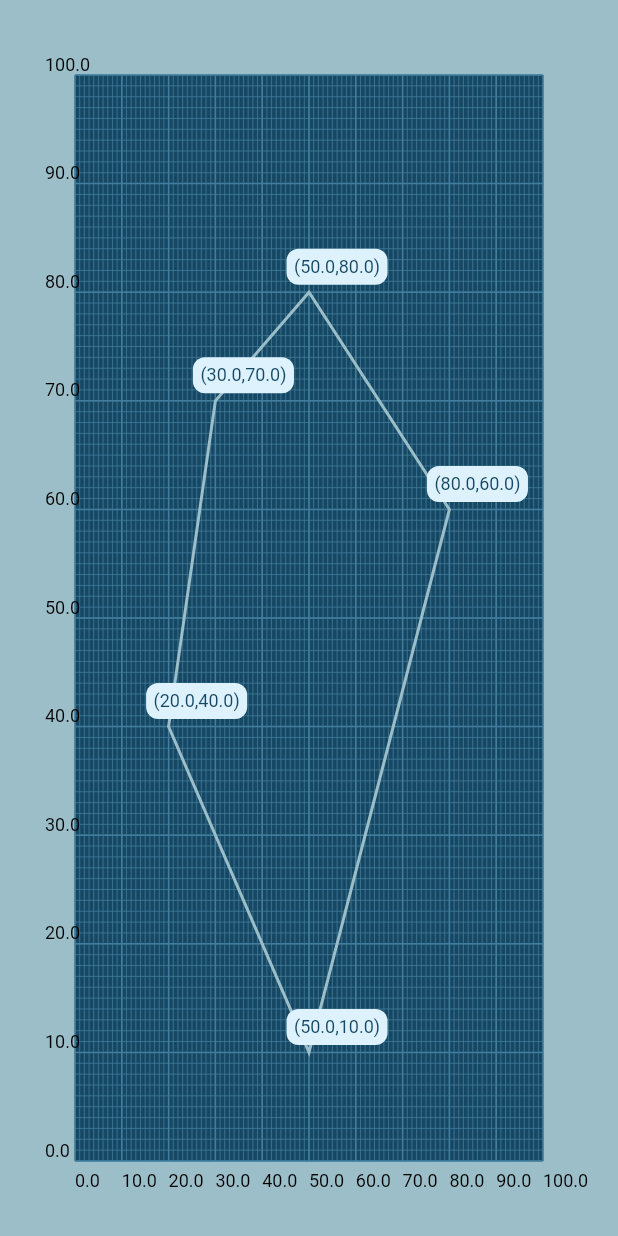
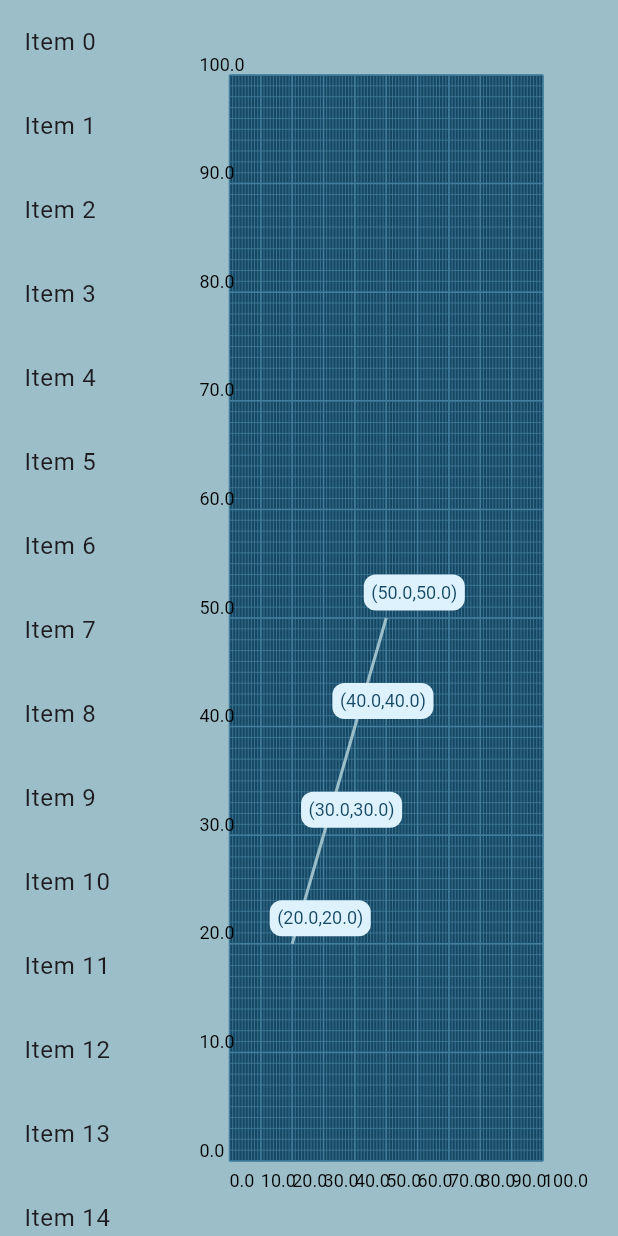
Before and after one commit to jb-is-batman/flutter-grid-graph, a Flutter app: the screen it shows after launch, on a phone screen of 412 x 824 dp. Run offline on Flutter 3.47's test engine with Material 2 defaults, Android fonts, the light colour scheme and no system bars; our stand-ins replace get_it.

Commit message:
Seperated view from business logic & added dependency injection.

```diff
--- /dev/null
+++ b/lib/app/baseview/baseview.dart
@@ -0,0 +1,36 @@
+import 'package:flutter/material.dart';
+import 'package:flutter_grid_graph/app/baseview/baseview_model.dart';
+import 'package:flutter_grid_graph/app/locator.dart';
+import 'package:provider/provider.dart';
+
+
+class BaseView<T extends BaseViewModel> extends StatefulWidget {
+	final Widget Function(BuildContext context, T model, Widget? child) builder;
+	final Function(T)? onModelReady;
+
+	const BaseView({required this.builder, this.onModelReady, Key? key}) : super(key: key);
+
+	@override
+	// ignore: library_private_types_in_public_api
+	_BaseViewState<T> createState() => _BaseViewState<T>();
+}
+
+class _BaseViewState<T extends BaseViewModel> extends State<BaseView<T>> {
+	T model = locator<T>();
+
+	@override
+	void initState() {
+		if (widget.onModelReady != null) {
+			widget.onModelReady!(model);
+		}
+		super.initState();
+	}
+
+	@override
+	Widget build(BuildContext context) {
+		return ChangeNotifierProvider<T>(
+			create: (context) => model,
+			child: Consumer<T>(builder: widget.builder)
+		);
+	}
+}
--- /dev/null
+++ b/lib/app/baseview/baseview_model.dart
@@ -0,0 +1,5 @@
+import 'package:flutter/foundation.dart';
+
+class BaseViewModel extends ChangeNotifier {
+
+}
--- a/lib/main.dart
+++ b/lib/main.dart
@@ -1,7 +1,10 @@
 import 'package:flutter/material.dart';
-import 'package:flutter_grid_graph/views/grid_view.dart';
+import 'package:flutter_grid_graph/app/locator.dart';
+import 'package:flutter_grid_graph/views/grid_view/grid_view.dart';
 
-void main() {
+void main() async {
+  WidgetsFlutterBinding.ensureInitialized();
+  setupLocator();
   runApp(const MyApp());
 }
 
@@ -35,9 +38,29 @@ class _MyHomePageState extends State<MyHomePage> {
 
   @override
   Widget build(BuildContext context) {
+    int _counter = 0;
+    int test = _counter.hashCode;
     return Scaffold(
       backgroundColor: Color.fromRGBO(155, 190, 200, 1),
-      body: GridGraph(points: [[20,40], [30,70], [50,80], [80,60], [50,10]],)
+      body: Row(
+        children: [
+          Expanded(
+            flex: 1,
+            child: ListView.builder(
+              itemCount: 30,
+              itemBuilder: (BuildContext context, int index) {
+                return ListTile(
+                  title: Text('Item $index'),
+                );
+              },
+            ),
+          ),
+          Expanded(
+            flex: 3,
+            child: GridGraph(),
+          ),
+        ],
+      ),
     );
   }
 }
--- /dev/null
+++ b/lib/models/coordinate_model.dart
@@ -0,0 +1,8 @@
+class CoordinateModel {
+
+  double x;
+  double y;
+  String? label;
+
+  CoordinateModel({required this.x, required this.y});
+}
--- a/lib/views/grid_view.dart
+++ b/lib/views/grid_view/grid_view.dart
@@ -5,14 +5,15 @@
 /// The [paint] method is responsible for drawing the grid and points on the canvas.
 /// The [shouldRepaint] method is responsible for determining whether the canvas should be repainted.
 import 'package:flutter/material.dart';
+import 'package:flutter_grid_graph/app/baseview/baseview.dart';
+import 'package:flutter_grid_graph/models/coordinate_model.dart';
+import 'package:flutter_grid_graph/views/grid_view/grid_viewmodel.dart';
 
 class GridGraph extends StatelessWidget {
-  // Points to be plotted on the graph.
-  final List<List<double>> points;
-  const GridGraph({super.key, required this.points});
 
 	@override
 	Widget build(BuildContext context) {
+		return BaseView<GridViewModel>(builder: (context, model, child) {
 				return LayoutBuilder(
 						builder: (BuildContext context, BoxConstraints constraints) {
 						return Container(
@@ -24,18 +25,21 @@ class GridGraph extends StatelessWidget {
 								// Setting size of the CustomPaint based on parent constraints.
 								size: Size(constraints.maxWidth, constraints.maxHeight),
 								// Custom painter class for drawing the grid and points.
-            painter: _GridPainter(points: points),
+								painter: _GridPainter(gridViewModel: model),
 							),
 						);
 					},
 				);
 			}
+		);
+	}
+
 }
 
 class _GridPainter extends CustomPainter {
-  final List<List<double>> points;
+  final GridViewModel gridViewModel;
 
-  _GridPainter({required this.points});
+  _GridPainter({required this.gridViewModel});
 
   @override
   void paint(Canvas canvas, Size size) {
@@ -70,16 +74,16 @@ class _GridPainter extends CustomPainter {
       ..style       = PaintingStyle.stroke;
 
     final path = Path()
-      ..moveTo(points[0][0] * stepX, size.height - points[0][1] * stepY);
+      ..moveTo(gridViewModel.coordinates[0].x * stepX, size.height - gridViewModel.coordinates[0].y * stepY);
 
-    for (var i = 1; i < points.length; i++) {
-      path.lineTo(points[i][0] * stepX, size.height - points[i][1] * stepY);
+    for (var i = 1; i < gridViewModel.coordinates.length; i++) {
+      path.lineTo(gridViewModel.coordinates[i].x * stepX, size.height - gridViewModel.coordinates[i].y * stepY);
     }
 
     path.close();
     canvas.drawPath(path, coordinatePathPaint);
 
-    _drawCoordinateLabels(canvas, size, points, stepX, stepY);
+    _drawCoordinateLabels(canvas, size, gridViewModel.coordinates, stepX, stepY);
 
     _drawAxisLabels(canvas, size, stepX, stepY);
   }
@@ -87,7 +91,7 @@ class _GridPainter extends CustomPainter {
   @override
   bool shouldRepaint(CustomPainter oldDelegate) => true;
 
-  void _drawCoordinateLabels(Canvas canvas, Size size, List<List<double>> coordinates, double stepX, double stepY) {
+  void _drawCoordinateLabels(Canvas canvas, Size size, List<CoordinateModel> coordinates, double stepX, double stepY) {
     final textPainter = TextPainter(
       textDirection: TextDirection.ltr,
     );
@@ -95,7 +99,7 @@ class _GridPainter extends CustomPainter {
     for (var coordinate in coordinates) {
       // Create a TextSpan with larger font size, different text and background color.
       textPainter.text = TextSpan(
-        text: '(${coordinate[0]},${coordinate[1]})',
+        text: '(${coordinate.x},${coordinate.y})',
         style: const TextStyle(
           color: Color.fromRGBO(22, 72, 99, 1), // Change text color here
           fontSize: 12.0, // Increase font size
@@ -107,7 +111,7 @@ class _GridPainter extends CustomPainter {
       textPainter.layout();
 
       // Calculate the position for the text.
-      Offset textPosition = Offset(coordinate[0] * stepX - 10, size.height - coordinate[1] * stepY - textPainter.height - 10);
+      Offset textPosition = Offset(coordinate.x * stepX - 10, size.height - coordinate.y * stepY - textPainter.height - 10);
 
       // Calculate the rectangle bounds for the background.
       Rect backgroundRect = Rect.fromLTWH(
--- /dev/null
+++ b/lib/views/grid_view/grid_viewmodel.dart
@@ -0,0 +1,19 @@
+import 'package:flutter_grid_graph/app/baseview/baseview_model.dart';
+import 'package:flutter_grid_graph/models/coordinate_model.dart';
+
+class GridViewModel extends BaseViewModel {
+  	final List<CoordinateModel> _coordinates = [
+		CoordinateModel(x: 20, y: 20),
+		CoordinateModel(x: 30, y: 30),
+		CoordinateModel(x: 40, y: 40),
+		CoordinateModel(x: 50, y: 50),
+
+	];
+
+  	List<CoordinateModel> get coordinates => _coordinates;
+
+	addCoordinate(x, y) {
+		_coordinates.add(CoordinateModel(x: x, y: y));
+		notifyListeners();
+	}
+}
--- a/pubspec.yaml
+++ b/pubspec.yaml
@@ -9,6 +9,8 @@ environment:
 dependencies:
   flutter:
     sdk: flutter
+  provider: 6.1.1
+  get_it: 7.6.4
 
 dev_dependencies:
   flutter_test:
```
Also changed, not shown: lib/app/locator.dart (added, +8 -0 lines), pubspec.lock. Lines whose indentation alone changed are shown as unchanged.
